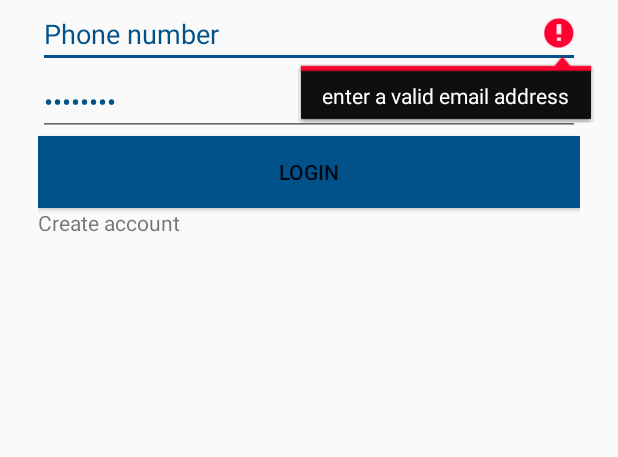
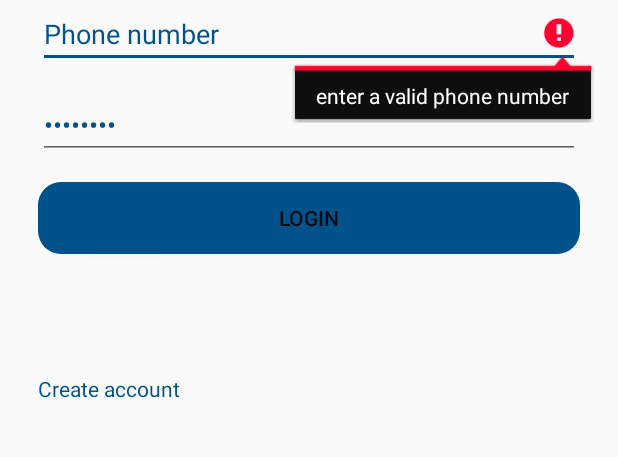
Before and after one commit to utapyngo/UpClubRep, an Android app: the LoginActivity screen opened directly, with no data from a screen before it, after a tap on "LOGIN", on a phone screen of 412 x 824 dp, the part 512-969 px from its top. Run offline under Robolectric (Android 15) with nearby library versions, the phone set to English and light mode, and no system bars.

Commit message:
update design

```diff
--- a/app/src/main/java/com/example/upclubapp/view/activity/LoginActivity.java
+++ b/app/src/main/java/com/example/upclubapp/view/activity/LoginActivity.java
@@ -13,6 +13,7 @@ import android.widget.EditText;
 import android.widget.Toast;
 
 import com.example.upclubapp.R;
+import com.example.upclubapp.view.activity.MainActivity;
 
 public class LoginActivity extends AppCompatActivity {
 
@@ -59,6 +60,8 @@ public class LoginActivity extends AppCompatActivity {
         String phone = _phoneNumerText.getText().toString();
         String password = _passwordText.getText().toString();
 
+        openMainActivity();
+
         new android.os.Handler().postDelayed(
                 new Runnable() {
                     public void run() {
@@ -77,7 +80,7 @@ public class LoginActivity extends AppCompatActivity {
         String password = _passwordText.getText().toString();
 
         if (phone.isEmpty() || !Patterns.PHONE.matcher(phone).matches()) {
-            _phoneNumerText.setError("enter a valid email address");
+            _phoneNumerText.setError("enter a valid phone number");
             valid = false;
         } else {
             _phoneNumerText.setError(null);
@@ -107,10 +110,13 @@ public class LoginActivity extends AppCompatActivity {
     protected void onActivityResult(int requestCode, int resultCode, Intent data) {
         if (requestCode == REQUEST_SIGNUP) {
             if (resultCode == RESULT_OK) {
-
-
                 this.finish();
             }
         }
     }
+
+    private void openMainActivity() {
+        Intent intent = new Intent(LoginActivity.this, MainActivity.class);
+        startActivity(intent);
+    }
 }
--- /dev/null
+++ b/app/src/main/res/drawable/sp_backround_button.xml
@@ -0,0 +1,9 @@
+<?xml version="1.0" encoding="utf-8"?>
+<shape xmlns:android="http://schemas.android.com/apk/res/android"
+    android:shape="rectangle">
+
+    <solid android:color="@color/colorAccent"/>
+
+    <corners android:radius="15dp"/>
+
+</shape>
--- a/app/src/main/res/layout/activity_login.xml
+++ b/app/src/main/res/layout/activity_login.xml
@@ -25,6 +25,7 @@
             android:ems="10"
             android:inputType="phone"
             android:textColor="@color/colorAccent"
+            android:layout_marginBottom="15dp"
             android:text="@string/phone_number" />
 
         <EditText
@@ -33,21 +34,23 @@
             android:layout_height="wrap_content"
             android:ems="10"
             android:inputType="textPassword"
-
             android:textColor="@color/colorAccent"
+            android:layout_marginBottom="15dp"
             android:text="@string/password" />
 
         <Button
             android:id="@+id/loginButton"
             android:layout_width="match_parent"
             android:layout_height="wrap_content"
-            android:background="@color/colorAccent"
+            android:background="@drawable/sp_backround_button"
+            android:layout_marginBottom="80dp"
             android:text="@string/login_button" />
 
         <TextView
             android:id="@+id/textViewCreateAccount"
             android:layout_width="match_parent"
             android:layout_height="wrap_content"
+            android:textColor="@color/colorAccent"
             android:text="@string/create_account" />
     </LinearLayout>
 
--- a/app/src/main/res/layout/activity_mode.xml
+++ b/app/src/main/res/layout/activity_mode.xml
@@ -22,7 +22,7 @@
             android:id="@+id/buttonPatient"
             android:layout_width="match_parent"
             android:layout_height="wrap_content"
-            android:background="@color/colorAccent"
+            android:background="@drawable/sp_backround_button"
             android:text="@string/patient"
             android:textColor="@android:color/white"
             android:layout_marginBottom="15dp"/>
@@ -31,7 +31,7 @@
             android:id="@+id/buttonVolunteer"
             android:layout_width="match_parent"
             android:layout_height="wrap_content"
-            android:background="@color/colorAccent"
+            android:background="@drawable/sp_backround_button"
             android:text="@string/volunteer"
             android:textColor="@android:color/white"
             android:layout_marginBottom="15dp"/>
@@ -40,7 +40,7 @@
             android:id="@+id/buttonOrganization"
             android:layout_width="match_parent"
             android:layout_height="wrap_content"
-            android:background="@color/colorAccent"
+            android:background="@drawable/sp_backround_button"
             android:text="@string/organization"
             android:textColor="@android:color/white"
             android:layout_marginBottom="15dp"/>
```
